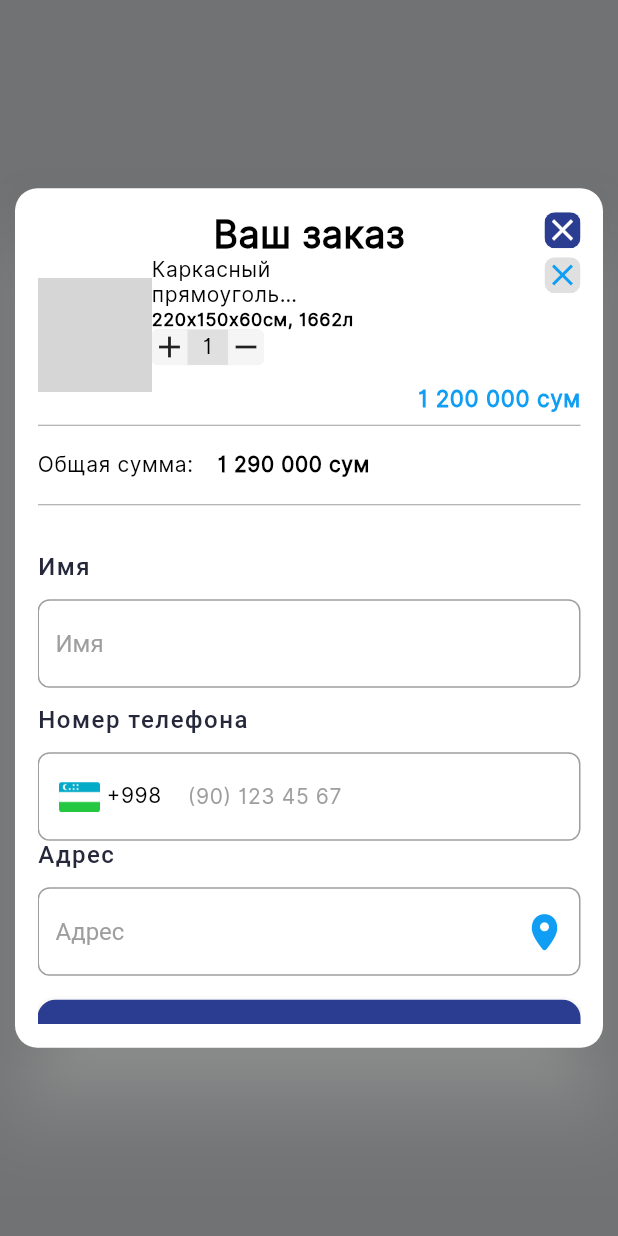
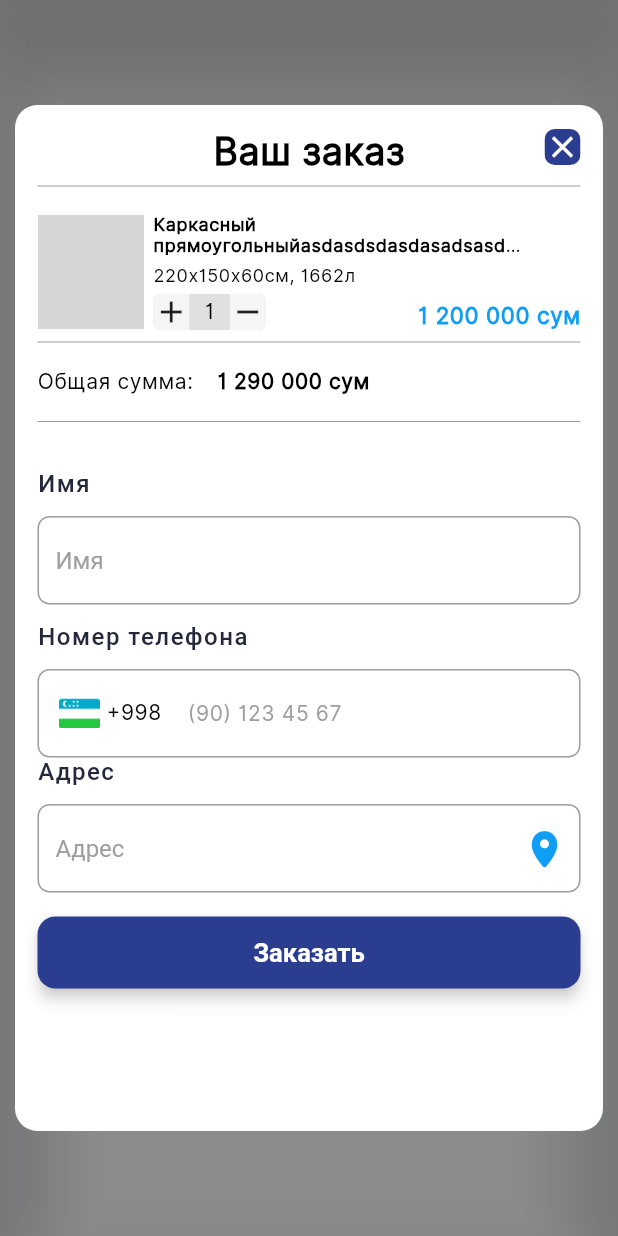
Before and after one commit to khurbanovrakhmiddin/intex_mobile_app, a Flutter app: what cartDialog() shows on an empty page, opened directly with empty values, on a phone screen of 412 x 824 dp. Run offline on Flutter 3.47's test engine with Material 2 defaults, Android fonts, the light colour scheme and no system bars; our stand-ins replace bloc, cached_network_image, connectivity_plus, dio, easy_localization, equatable and 5 more; accounts and stored records are empty; network calls fail; Roboto replaces fonts that are missing (Trebuchet); grey boxes are pictures that could not be loaded.

Commit message:
7 step added DetailPage
Redesign added cart Dialog

```diff
--- a/lib/core/utils/cart_tile.dart
+++ b/lib/core/utils/cart_tile.dart
@@ -8,82 +8,104 @@ class CartTile extends StatelessWidget {
   @override
   Widget build(BuildContext context) {
     return SizedBox(
-      height: 104,
-      child: Stack(children: [
+      height: 78,
+      width: double.infinity,
+      child: Stack(
+        children: [
+          Row(
+            children: [
+              const Expanded(child: _Image()),
+              const SizedBox(
+                width: 6,
+              ),
+              Expanded(
+                  flex: 4,
+                  child: Column(
+                    crossAxisAlignment: CrossAxisAlignment.start,
+                    mainAxisAlignment: MainAxisAlignment.spaceBetween,
+                    children: [
+                      Padding(
+                        padding: const EdgeInsets.only(right: 40),
+                        child: Text(
+                          'Каркасный прямоугольный'
+                          'asdasdsdasdasadsasdsdsadsadsasasadsasdas'
+                              'dasdassad',
+                          style:  Theme.of(context)
+                              .textTheme
+                              .headline2
+                              ?.copyWith(
 
-        Row(children: [
-          const _Image(),
-          Column(
-           crossAxisAlignment: CrossAxisAlignment.start,
-            children: [
-              SizedBox(
-                width: 100,
-                child: Text(
-                  'Каркасный прямоугольный '
-                      'бассейнasdasdasdasdasjkdkjsadkasdasd',
-                  style: Theme.of(context).textTheme.headline3,
+                            fontSize: 12,
+                          ),
                           overflow: TextOverflow.ellipsis,
                           maxLines: 2,
                         ),
                       ),
+                      const SizedBox(height: 6,),
+
                       Text(
                         '220х150х60см, 1662л',
                         style: Theme.of(context)
                             .textTheme
                             .headline2
                             ?.copyWith(
+                          fontWeight: FontWeight.w500,
                               fontSize: 12,
                             ),
                       ),
-
+                      SizedBox(height: 6,),
                       Row(
-                mainAxisAlignment: MainAxisAlignment.spaceBetween,
+                        mainAxisAlignment:
+                            MainAxisAlignment.spaceBetween,
                         children: [
                           SizedBox(
-
                               width: 75,
                               child: ClipRRect(
-                          borderRadius: BorderRadius.circular(5),
+                                  borderRadius:
+                                      BorderRadius.circular(5),
                                   child: ColoredBox(
                                     color: Colors.grey.shade300,
                                     child: Row(
-                              mainAxisAlignment: MainAxisAlignment.spaceBetween,
+                                      mainAxisAlignment:
+                                          MainAxisAlignment
+                                              .spaceBetween,
                                       children: [
-                                _CartButton(icon:const Icon(Icons.add),tap:() {}),
-                                Text('1',style: Theme.of(context)
-                                    .textTheme.headline3,),
-                                _CartButton(icon:const Icon(Icons.remove),tap:
-                                    () {}),
-
+                                        _CartButton(
+                                            icon:
+                                                const Icon(Icons.add),
+                                            tap: () {}),
+                                        Text(
+                                          '1',
+                                          style: Theme.of(context)
+                                              .textTheme
+                                              .headline3,
+                                        ),
+                                        _CartButton(
+                                            icon: const Icon(
+                                                Icons.remove),
+                                            tap: () {}),
                                       ],
                                     ),
                                   ))),
-
-                ],),
                         ],
                       ),
-        ],),
-        const Align(
-          alignment: Alignment.topRight,
-          child:     _CloseButton(),
+                    ],
+                  )),
+            ],
           ),
           Align(
             alignment: Alignment.bottomRight,
             child: Text(
-            priceParser(
-                1200000, context.locale.languageCode),
-            style: Theme.of(context)
-                .textTheme
-                .headline3
-                ?.copyWith(
+              priceParser(1200000, context.locale.languageCode),
+              style: Theme.of(context).textTheme.headline3?.copyWith(
                     fontSize: 15,
-              color: Theme.of(context)
-                  .primaryColor,
-              fontWeight:
-              FontWeight.w700,
+                    color: Theme.of(context).primaryColor,
+                    fontWeight: FontWeight.w700,
                   ),
             ),
-        ),],),
+          ),
+        ],
+      ),
     );
   }
 }
@@ -91,45 +113,49 @@ class CartTile extends StatelessWidget {
 class _CartButton extends StatelessWidget {
   final Widget icon;
   final tap;
+
   const _CartButton({
-    Key? key, required this.icon,required this.tap,
+    Key? key,
+    required this.icon,
+    required this.tap,
   }) : super(key: key);
 
   @override
   Widget build(BuildContext context) {
-    return ColoredBox(color: Colors.grey.shade100,child:
-    GestureDetector(
-        onTap: tap,
-        child: icon),);
+    return ColoredBox(
+      color: Colors.grey.shade100,
+      child: GestureDetector(onTap: tap, child: icon),
+    );
   }
 }
 
-class _CloseButton extends StatelessWidget {
-  const _CloseButton({
-    Key? key,
-  }) : super(key: key);
-
-  @override
-  Widget build(BuildContext context) {
-    return GestureDetector(
-      child: ClipRRect(
-        borderRadius:
-        BorderRadius
-            .circular(7),
-        child: ColoredBox(
-          color: Colors.grey.shade300,
-          child:  Icon(
-            Icons.close,
-            color: Theme.of(context).primaryColor,
-          ),
-        ),
-      ),
-      onTap: () =>
-          Navigator.of(context)
-              .pop(),
-    );
-  }
-}
+///#TODO:B Version
+// class _CloseButton extends StatelessWidget {
+//   const _CloseButton({
+//     Key? key,
+//   }) : super(key: key);
+//
+//   @override
+//   Widget build(BuildContext context) {
+//     return GestureDetector(
+//       child: ClipRRect(
+//         borderRadius:
+//         BorderRadius
+//             .circular(7),
+//         child: ColoredBox(
+//           color: Colors.grey.shade300,
+//           child:  Icon(
+//             Icons.close,
+//             color: Theme.of(context).primaryColor,
+//           ),
+//         ),
+//       ),
+//       onTap: () =>
+//           Navigator.of(context)
+//               .pop(),
+//     );
+//   }
+// }
 
 class _Image extends StatelessWidget {
   const _Image({
--- a/lib/core/utils/dialogs/cart_dialog.dart
+++ b/lib/core/utils/dialogs/cart_dialog.dart
@@ -23,8 +23,9 @@ Future cartDialog({Key? key,required final context}) {
             insetPadding:
             const EdgeInsets.all(10),
             child: Container(
+              margin: const EdgeInsets.symmetric(vertical: 60),
                 width: double.infinity,
-                height: 573,
+                height: double.infinity,
                 decoration: BoxDecoration(
                     borderRadius:
                     BorderRadius.circular(15),
@@ -45,6 +46,8 @@ Future cartDialog({Key? key,required final context}) {
                             (context).textTheme
                               .headline2?.copyWith(fontSize: 25),),
                         ),
+                        const Divider(color: Colors.grey,),
+                        const SizedBox(height: 10,),
                         const CartTile(),
                         const Divider(color: Colors.grey,),
                         const SizedBox(height: 10,),
```
Lines whose indentation alone changed are shown as unchanged.
